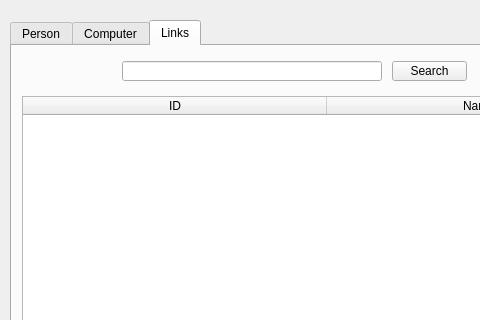
First picture: the form in Widget/displaylist.ui, repository Ladanvini/VLN1-Hopur-5, before the edit; both pictures show x 0 to 480 and y 0 to 320 of the 649 by 543 pixel window.
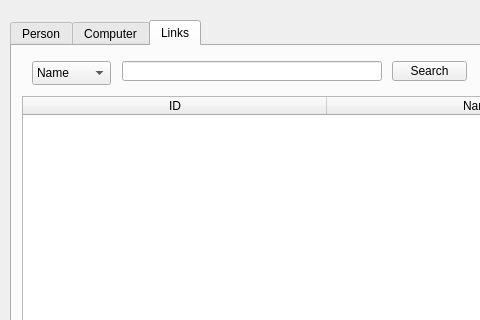
Second picture: the form after the edit. The open tabs and pages were chosen to show the change.

Commit message: added comboBox for searchLinks in display

```diff
--- a/Widget/displaylist.ui
+++ b/Widget/displaylist.ui
@@ -504,6 +504,26 @@
       </rect>
      </property>
     </widget>
+    <widget class="QComboBox" name="cB_SearchForLinks">
+     <property name="geometry">
+      <rect>
+       <x>20</x>
+       <y>15</y>
+       <width>79</width>
+       <height>24</height>
+      </rect>
+     </property>
+     <item>
+      <property name="text">
+       <string>Name</string>
+      </property>
+     </item>
+     <item>
+      <property name="text">
+       <string>ID</string>
+      </property>
+     </item>
+    </widget>
    </widget>
   </widget>
  </widget>
```
Left out of the diff: 1 changed line with no effect on the pictures.
